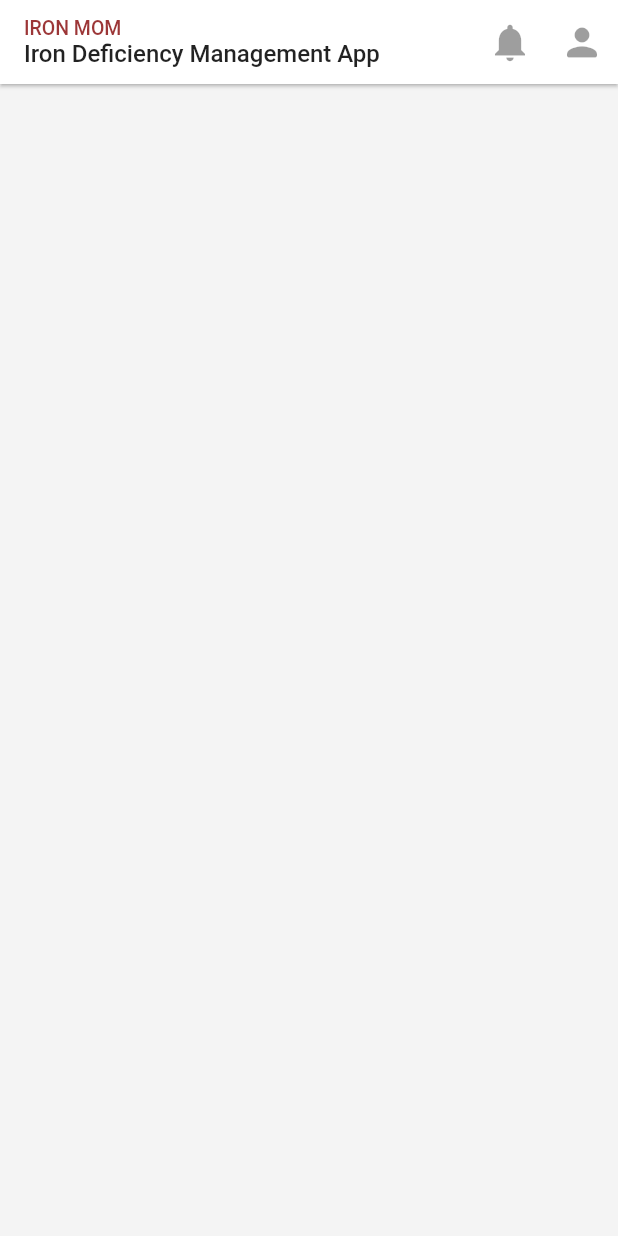
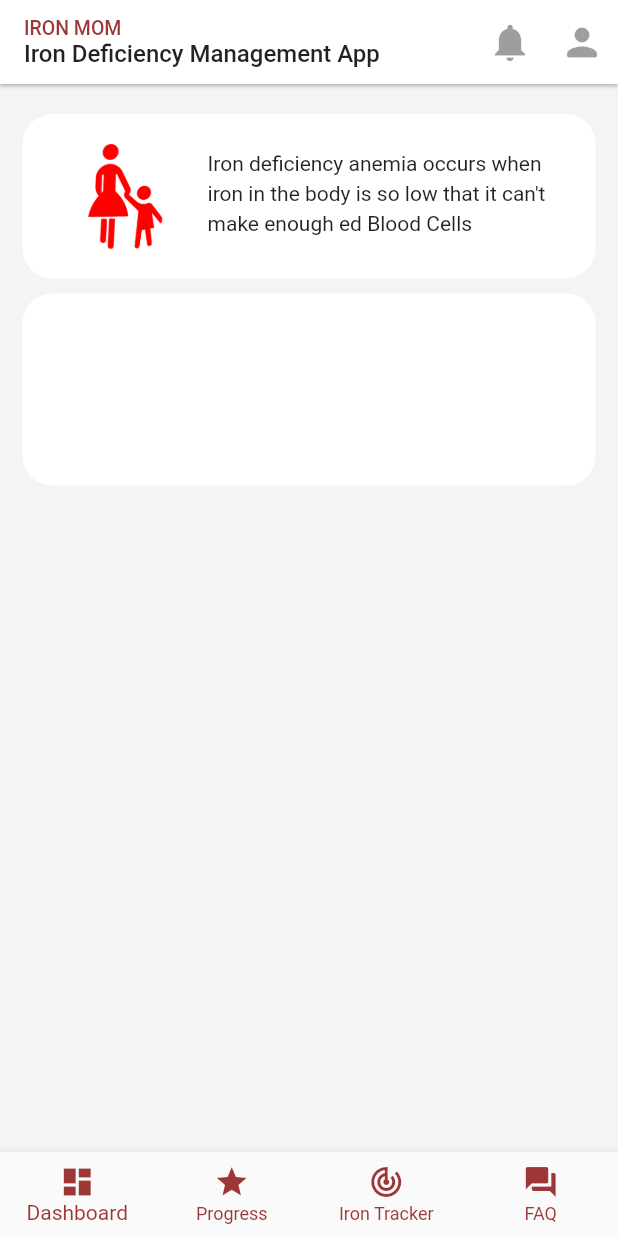
Before and after one commit to diksh735/IronMom, a Flutter app: the screen it shows after launch, on a phone screen of 412 x 824 dp. Run offline on Flutter 3.47's test engine with Material 2 defaults, Android fonts, the phone set to English and light mode, and no system bars; missing offline and left inert: flutter_statusbarcolor.

Commit message:
added dashboard

```diff
--- a/lib/constant.dart
+++ b/lib/constant.dart
@@ -35,7 +35,8 @@ const MaterialColor kPrimaryWhite = const MaterialColor(
 const kPrimaryDark = Color(0xffC4B6B8);
 const kBlack = Color(0xff2C292D);
 const kDarkRed = Color(0xff63080B);
-const kGray = Color(0xff7A8596);
+const kGrayDark = Color(0xff7A8596);
+const kGray = Color(0xffB5B5B5);
 
 class DeviceSize {
   double height;
--- a/lib/main.dart
+++ b/lib/main.dart
@@ -1,6 +1,9 @@
 import 'package:flutter/material.dart';
 import 'package:flutter_statusbarcolor/flutter_statusbarcolor.dart';
 import 'package:iron_mom/screens/dashboard.dart';
+import 'package:iron_mom/screens/faq.dart';
+import 'package:iron_mom/screens/iron_tracker.dart';
+import 'package:iron_mom/screens/progress.dart';
 import 'constant.dart';
 
 void main() {
@@ -21,6 +24,9 @@ class MyApp extends StatelessWidget {
       home: Dashboard(),
       routes: {
         Dashboard.routeName: (context) => Dashboard(),
+        Progress.routeName: (context) => Progress(),
+        IronTracker.routeName: (context) => IronTracker(),
+        FAQ.routeName: (context) => FAQ(),
       },
     );
   }
--- a/lib/screens/dashboard.dart
+++ b/lib/screens/dashboard.dart
@@ -1,8 +1,16 @@
 import 'package:flutter/material.dart';
 import 'package:iron_mom/constant.dart';
+import 'package:iron_mom/screens/progress.dart';
+import 'faq.dart';
+import 'iron_tracker.dart';
 
-class Dashboard extends StatelessWidget {
+class Dashboard extends StatefulWidget {
   static const routeName = '/dashboard';
+  @override
+  _DashboardState createState() => _DashboardState();
+}
+
+class _DashboardState extends State<Dashboard> {
   @override
   Widget build(BuildContext context) {
     final size = DeviceSize(context: context);
@@ -39,7 +47,124 @@ class Dashboard extends StatelessWidget {
         ],
       ),
       backgroundColor: Color(0xffF4F4F4),
-      body: Container(),
+      body: Container(
+        child: Column(
+          children: [
+            SizedBox(
+              height: 20,
+            ),
+            Container(
+              margin: EdgeInsets.fromLTRB(15, 0, 15, 0),
+              padding: EdgeInsets.fromLTRB(20, 15, 20, 15),
+              width: size.width / 0.5,
+              height: size.height / 7,
+              decoration: BoxDecoration(
+                color: kPrimaryWhite,
+                borderRadius: BorderRadius.all(Radius.circular(20)),
+              ),
+              child: Row(
+                crossAxisAlignment: CrossAxisAlignment.center,
+                mainAxisAlignment: MainAxisAlignment.center,
+                children: [
+                  Image.asset(
+                    'images/mom.png',
+                    height: 70,
+                  ),
+                  SizedBox(
+                    width: 20,
+                  ),
+                  Container(
+                    padding: EdgeInsets.only(top: 10, bottom: 10),
+                    child: Column(
+                      crossAxisAlignment: CrossAxisAlignment.start,
+                      children: [
+                        Text('Iron deficiency anemia occurs when'),
+                        SizedBox(
+                          height: 4,
+                        ),
+                        Text('iron in the body is so low that it can\'t'),
+                        SizedBox(
+                          height: 4,
+                        ),
+                        Text('make enough ed Blood Cells'),
+                      ],
+                    ),
+                  )
+                ],
+              ),
+            ),
+            SizedBox(
+              height: 10,
+            ),
+            Container(
+                margin: EdgeInsets.fromLTRB(15, 0, 15, 0),
+                padding: EdgeInsets.fromLTRB(20, 15, 20, 15),
+                width: size.width / 0.5,
+                height: size.height / 6,
+                decoration: BoxDecoration(
+                  color: kPrimaryWhite,
+                  borderRadius: BorderRadius.all(Radius.circular(20)),
+                ),
+                child: Column(
+                  children: [],
+                ))
+          ],
+        ),
+      ),
+      bottomNavigationBar: BottomNavigationBar(
+        elevation: 5,
+        type: BottomNavigationBarType.fixed,
+        unselectedItemColor: kPrimaryRed,
+        fixedColor: kPrimaryRed,
+        currentIndex: 0,
+        onTap: (currentIndex) {},
+        items: [
+          BottomNavigationBarItem(
+            icon: GestureDetector(
+              child: Icon(Icons.dashboard),
+              onTap: () {
+                Navigator.pushNamed(context, Dashboard.routeName);
+              },
+            ),
+            title: FittedBox(
+              child: Text('Dashboard'),
+            ),
+          ),
+          BottomNavigationBarItem(
+            icon: GestureDetector(
+              child: Icon(Icons.grade),
+              onTap: () {
+                Navigator.pushNamed(context, Progress.routeName);
+              },
+            ),
+            title: FittedBox(
+              child: Text('Progress'),
+            ),
+          ),
+          BottomNavigationBarItem(
+            icon: GestureDetector(
+              child: Icon(Icons.track_changes),
+              onTap: () {
+                Navigator.pushNamed(context, IronTracker.routeName);
+              },
+            ),
+            title: FittedBox(
+              child: Text('Iron Tracker'),
+            ),
+          ),
+          BottomNavigationBarItem(
+            icon: GestureDetector(
+              child: Icon(Icons.question_answer),
+              onTap: () {
+                Navigator.pushNamed(context, FAQ.routeName);
+              },
+            ),
+            title: FittedBox(
+              child: Text('FAQ'),
+            ),
+          )
+        ],
+      ),
     );
   }
 }
--- /dev/null
+++ b/lib/screens/faq.dart
@@ -0,0 +1,10 @@
+import 'package:flutter/material.dart';
+
+class FAQ extends StatelessWidget {
+  static const routeName = '/faq';
+
+  @override
+  Widget build(BuildContext context) {
+    return Container();
+  }
+}
--- /dev/null
+++ b/lib/screens/iron_tracker.dart
@@ -0,0 +1,9 @@
+import 'package:flutter/material.dart';
+
+class IronTracker extends StatelessWidget {
+  static const routeName = '/ironTracker';
+  @override
+  Widget build(BuildContext context) {
+    return Container();
+  }
+}
--- /dev/null
+++ b/lib/screens/progress.dart
@@ -0,0 +1,9 @@
+import 'package:flutter/material.dart';
+
+class Progress extends StatelessWidget {
+  static const routeName = '/progress';
+  @override
+  Widget build(BuildContext context) {
+    return Container();
+  }
+}
--- a/pubspec.yaml
+++ b/pubspec.yaml
@@ -46,9 +46,8 @@ flutter:
   uses-material-design: true
 
   # To add assets to your application, add an assets section, like this:
-  # assets:
-  #   - images/a_dot_burr.jpeg
-  #   - images/a_dot_ham.jpeg
+  assets:
+     - images/
 
   # An image asset can refer to one or more resolution-specific "variants", see
   # https://flutter.dev/assets-and-images/#resolution-aware.
```
Also changed, not shown: images/mom.png (added).
